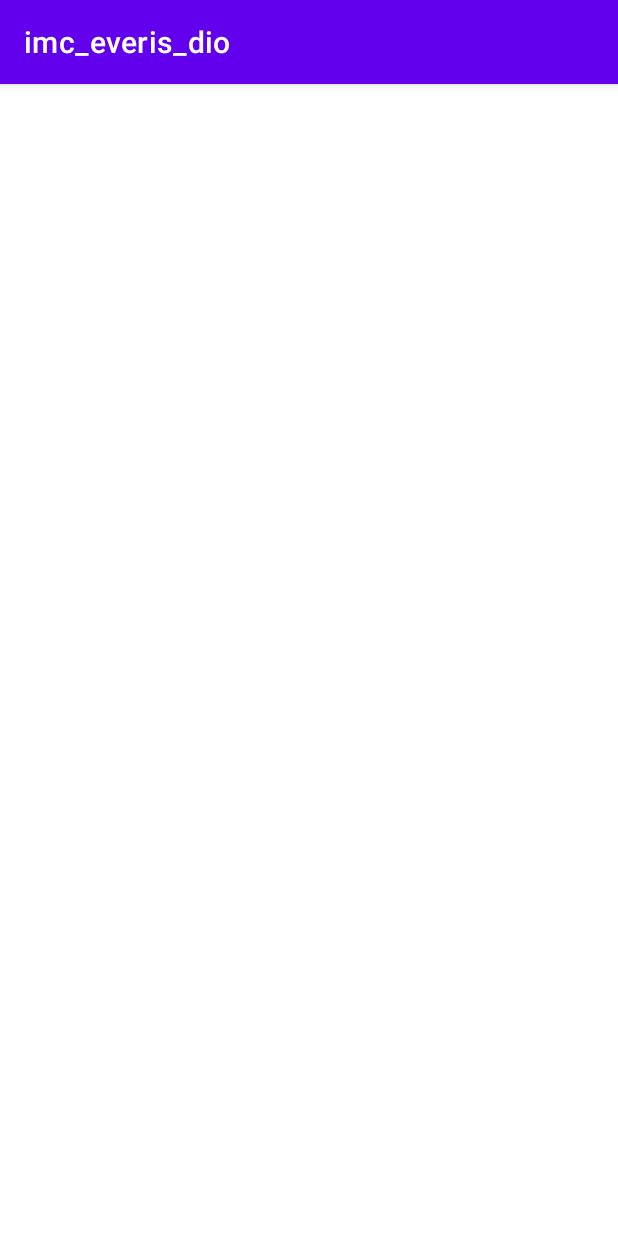
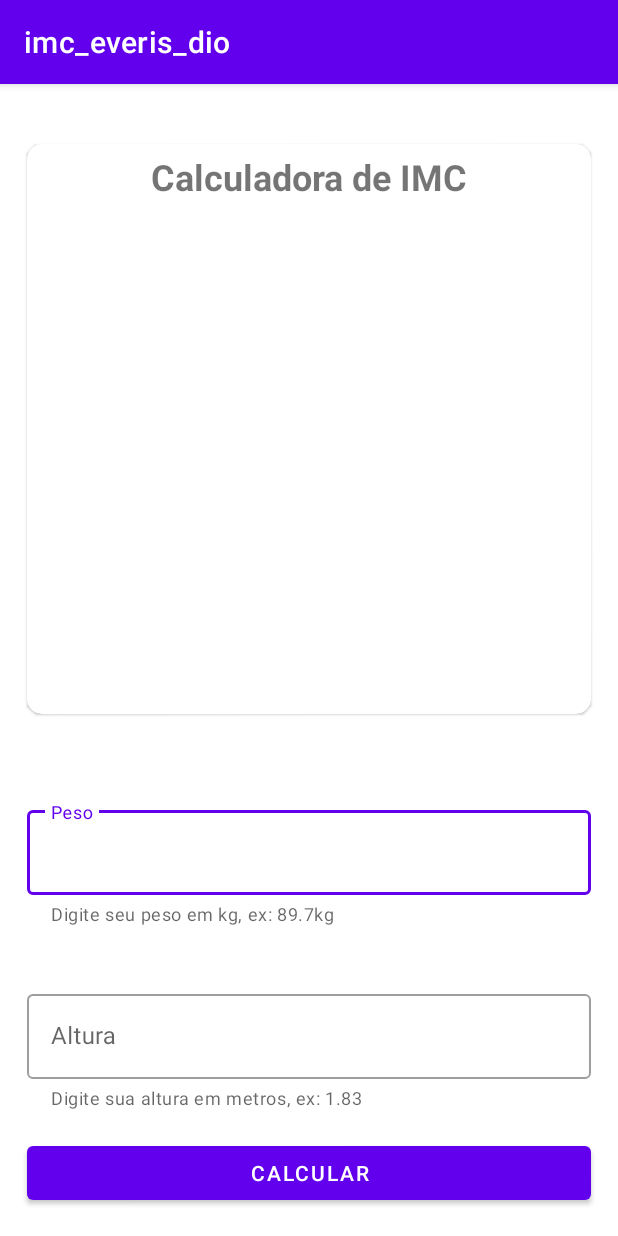
Before and after one commit to GuilhermeDellatin/imc_everis_dio, an Android app: the screen it shows after launch (ResultActivity before the commit, ImcCalculateActivity after it), after a tap on "SEU IMC", on a phone screen of 412 x 824 dp. Run offline under Robolectric (Android 15) with nearby library versions, the phone set to English and light mode, and no system bars.

Commit message:
Tela de calculo de imc e algumas funcionalidades

```diff
--- a/app/src/main/AndroidManifest.xml
+++ b/app/src/main/AndroidManifest.xml
@@ -9,7 +9,7 @@
         android:roundIcon="@mipmap/ic_launcher_round"
         android:supportsRtl="true"
         android:theme="@style/Theme.Imc_everis_dio">
-        <activity android:name=".ResultActivity"></activity>
+        <activity android:name=".ImcCalculateActivity"></activity>
         <activity android:name=".MainActivity">
             <intent-filter>
                 <action android:name="android.intent.action.MAIN" />
--- /dev/null
+++ b/app/src/main/java/com/gfdellatin/imc_everis_dio/ImcCalculateActivity.kt
@@ -0,0 +1,57 @@
+package com.gfdellatin.imc_everis_dio
+
+import androidx.appcompat.app.AppCompatActivity
+import android.os.Bundle
+import android.widget.Button
+import android.widget.Toast
+import androidx.core.view.isEmpty
+import androidx.core.widget.doAfterTextChanged
+import androidx.core.widget.doOnTextChanged
+import com.google.android.material.textfield.TextInputLayout
+
+class ImcCalculateActivity : AppCompatActivity() {
+    override fun onCreate(savedInstanceState: Bundle?) {
+        super.onCreate(savedInstanceState)
+        setContentView(R.layout.activity_imc_calculate)
+    }
+
+    private fun setListenersImc() {
+
+        val outlinedTextFieldWeight = findViewById<TextInputLayout>(R.id.outlinedTextFieldWeight)
+        outlinedTextFieldWeight.editText?.text.toString()
+
+        outlinedTextFieldWeight.editText?.doOnTextChanged { text, _, _, _ ->
+            if (outlinedTextFieldWeight.isEmpty())
+                Toast.makeText(this, "Digite seu Peso", Toast.LENGTH_SHORT).show()
+        }
+
+        val outlinedTextFieldHeight = findViewById<TextInputLayout>(R.id.outlinedTextFieldHeight)
+        outlinedTextFieldHeight.editText?.text.toString()
+
+        outlinedTextFieldHeight.editText?.doAfterTextChanged { text ->
+            if (outlinedTextFieldHeight.isEmpty())
+            Toast.makeText(this, "Digite sua Altura", Toast.LENGTH_SHORT).show()
+        }
+
+        val calculateImcButton = findViewById<Button>(R.id.btn_calculate_imc)
+        calculateImcButton.setOnClickListener {
+            val myImc = calculateImc(outlinedTextFieldWeight.toString(), outlinedTextFieldHeight.toString())
+            val imcResponse = "IMC: " + myImc + "\n" + checkImc(myImc)
+        }
+    }
+
+    private fun calculateImc(weight: String, height: String): Double  = weight.toDouble() / (height.toDouble() * height.toDouble())
+
+    private fun checkImc(checkMyImc: Double): String {
+        return when(checkMyImc) {
+            in 0.0..17.0 -> "Muito abaixo do peso."
+            in 17.1..18.49 -> "Abaixo do peso."
+            in 18.5..24.99 -> "Peso normal."
+            in 25.0..29.99 ->  "Acima do peso."
+            in 30.0..34.99 -> "Obesidade I."
+            in 35.0..39.99 -> "Obesidade II(Severa)."
+            else -> "Obesidade III(mórbida)."
+        }
+    }
+
+}
--- a/app/src/main/java/com/gfdellatin/imc_everis_dio/MainActivity.kt
+++ b/app/src/main/java/com/gfdellatin/imc_everis_dio/MainActivity.kt
@@ -18,13 +18,13 @@ class MainActivity : AppCompatActivity() {
         val imcButton = findViewById<MaterialButton>(R.id.button_imc)
         imcButton.setOnClickListener {
             //val intent = Intent(this, ResultActivity::class.java)
-            startActivity(Intent(this, ResultActivity::class.java))
+            startActivity(Intent(this, ImcCalculateActivity::class.java))
         }
         val tmbButton = findViewById<MaterialButton>(R.id.button_tmb)
         tmbButton.setOnClickListener {
             //val intent = Intent(this, ResultActivity::class)
             //startActivity(intent)
-            startActivity(Intent(this, ResultActivity::class.java))
+            startActivity(Intent(this, ImcCalculateActivity::class.java))
         }
     }
 }
--- a/app/src/main/java/com/gfdellatin/imc_everis_dio/ResultActivity.kt
+++ /dev/null
@@ -1,11 +0,0 @@
-package com.gfdellatin.imc_everis_dio
-
-import androidx.appcompat.app.AppCompatActivity
-import android.os.Bundle
-
-class ResultActivity : AppCompatActivity() {
-    override fun onCreate(savedInstanceState: Bundle?) {
-        super.onCreate(savedInstanceState)
-        setContentView(R.layout.activity_result)
-    }
-}
--- /dev/null
+++ b/app/src/main/res/layout/activity_imc_calculate.xml
@@ -0,0 +1,128 @@
+<?xml version="1.0" encoding="utf-8"?>
+<androidx.constraintlayout.widget.ConstraintLayout xmlns:android="http://schemas.android.com/apk/res/android"
+    xmlns:app="http://schemas.android.com/apk/res-auto"
+    xmlns:tools="http://schemas.android.com/tools"
+    android:layout_width="match_parent"
+    android:layout_height="match_parent"
+    tools:context=".ImcCalculateActivity">
+
+    <com.google.android.material.card.MaterialCardView
+        android:id="@+id/imc_card_result"
+        android:layout_width="match_parent"
+        android:layout_height="wrap_content"
+        android:layout_margin="18dp"
+        app:cardCornerRadius="10dp"
+        app:layout_constraintBottom_toTopOf="@id/outlinedTextFieldWeight"
+        app:layout_constraintEnd_toEndOf="parent"
+        app:layout_constraintStart_toStartOf="parent"
+        app:layout_constraintTop_toTopOf="parent">
+
+        <LinearLayout
+            android:layout_width="match_parent"
+            android:layout_height="380dp"
+            android:orientation="vertical">
+
+            <TextView
+                android:layout_width="match_parent"
+                android:layout_height="wrap_content"
+                android:layout_marginTop="5dp"
+                android:text="Calculadora de IMC"
+                android:textAlignment="center"
+                android:textSize="24sp"
+                android:textStyle="bold" />
+
+            <LinearLayout
+                android:layout_marginTop="20dp"
+                android:layout_width="match_parent"
+                android:layout_height="wrap_content"
+                android:orientation="vertical"
+                android:padding="16dp">
+
+                <TextView
+                    android:layout_width="match_parent"
+                    android:layout_height="wrap_content"
+                    android:layout_margin="18dp"
+                    android:textAlignment="center"
+                    android:textSize="24sp" />
+
+            </LinearLayout>
+
+            <androidx.constraintlayout.widget.ConstraintLayout
+                android:layout_width="match_parent"
+                android:layout_height="match_parent">
+
+                <ImageView
+                    android:id="@+id/imc_img_result1"
+                    android:layout_width="150dp"
+                    android:layout_height="150dp"
+                    android:layout_marginLeft="10dp"
+                    app:layout_constraintBottom_toBottomOf="parent"
+                    app:layout_constraintStart_toStartOf="parent"
+                    app:layout_constraintTop_toTopOf="parent"/>
+
+                <ImageView
+                    android:id="@+id/imc_img_result2"
+                    android:layout_width="150dp"
+                    android:layout_height="150dp"
+                    android:layout_marginRight="10dp"
+                    app:layout_constraintBottom_toBottomOf="parent"
+                    app:layout_constraintEnd_toEndOf="parent"
+                    app:layout_constraintTop_toTopOf="parent" />
+
+            </androidx.constraintlayout.widget.ConstraintLayout>
+
+        </LinearLayout>
+
+
+    </com.google.android.material.card.MaterialCardView>
+
+    <com.google.android.material.textfield.TextInputLayout
+        android:id="@+id/outlinedTextFieldWeight"
+        style="@style/Widget.MaterialComponents.TextInputLayout.OutlinedBox"
+        android:layout_width="match_parent"
+        android:layout_height="wrap_content"
+        android:layout_margin="18dp"
+        android:hint="Peso"
+        app:boxBackgroundMode="outline"
+        app:helperText="Digite seu peso em kg, ex: 89.7kg"
+        app:layout_constraintBottom_toTopOf="@id/outlinedTextFieldHeight"
+        app:layout_constraintEnd_toEndOf="parent"
+        app:layout_constraintStart_toStartOf="parent"
+        app:layout_constraintTop_toBottomOf="@+id/imc_card_result">
+
+        <com.google.android.material.textfield.TextInputEditText
+            android:layout_width="match_parent"
+            android:layout_height="wrap_content" />
+
+    </com.google.android.material.textfield.TextInputLayout>
+
+    <com.google.android.material.textfield.TextInputLayout
+        android:id="@+id/outlinedTextFieldHeight"
+        style="@style/Widget.MaterialComponents.TextInputLayout.OutlinedBox"
+        android:layout_width="match_parent"
+        android:layout_height="wrap_content"
+        android:layout_margin="18dp"
+        android:hint="Altura"
+        app:boxBackgroundMode="outline"
+        app:helperText="Digite sua altura em metros, ex: 1.83"
+        app:layout_constraintBottom_toTopOf="@id/btn_calculate_imc"
+        app:layout_constraintEnd_toEndOf="parent"
+        app:layout_constraintStart_toStartOf="parent">
+
+        <com.google.android.material.textfield.TextInputEditText
+            android:layout_width="match_parent"
+            android:layout_height="wrap_content" />
+
+    </com.google.android.material.textfield.TextInputLayout>
+
+    <Button
+        android:id="@+id/btn_calculate_imc"
+        android:layout_width="match_parent"
+        android:layout_height="wrap_content"
+        android:layout_margin="18dp"
+        android:text="Calcular"
+        app:layout_constraintBottom_toBottomOf="parent"
+        app:layout_constraintEnd_toEndOf="parent"
+        app:layout_constraintStart_toStartOf="parent" />
+
+</androidx.constraintlayout.widget.ConstraintLayout>
--- a/app/src/main/res/layout/activity_main.xml
+++ b/app/src/main/res/layout/activity_main.xml
@@ -1,6 +1,7 @@
 <?xml version="1.0" encoding="utf-8"?>
 
-<androidx.core.widget.NestedScrollView xmlns:android="http://schemas.android.com/apk/res/android"
+<androidx.core.widget.NestedScrollView
+    xmlns:android="http://schemas.android.com/apk/res/android"
     xmlns:app="http://schemas.android.com/apk/res-auto"
     xmlns:tools="http://schemas.android.com/tools"
     android:layout_width="match_parent"
@@ -13,11 +14,11 @@
 
 
         <com.google.android.material.card.MaterialCardView
-            android:id="@+id/card"
+            android:id="@+id/imc_card"
             android:layout_width="match_parent"
             android:layout_height="wrap_content"
             android:layout_margin="18dp"
-            app:layout_constraintBottom_toTopOf="@id/card2"
+            app:layout_constraintBottom_toTopOf="@id/tmb_card"
             app:layout_constraintEnd_toEndOf="parent"
             app:layout_constraintStart_toStartOf="parent"
             app:layout_constraintTop_toTopOf="parent"
@@ -97,14 +98,14 @@
         </com.google.android.material.card.MaterialCardView>
 
         <com.google.android.material.card.MaterialCardView
-            android:id="@+id/card2"
+            android:id="@+id/tmb_card"
             android:layout_width="match_parent"
             android:layout_height="wrap_content"
             android:layout_margin="18dp"
             app:layout_constraintBottom_toBottomOf="parent"
             app:layout_constraintEnd_toEndOf="parent"
             app:layout_constraintStart_toStartOf="parent"
-            app:layout_constraintTop_toBottomOf="@+id/card"
+            app:layout_constraintTop_toBottomOf="@+id/imc_card"
             app:cardCornerRadius="10dp">
 
             <LinearLayout
--- a/app/src/main/res/layout/activity_result.xml
+++ /dev/null
@@ -1,9 +0,0 @@
-<?xml version="1.0" encoding="utf-8"?>
-<androidx.constraintlayout.widget.ConstraintLayout xmlns:android="http://schemas.android.com/apk/res/android"
-    xmlns:app="http://schemas.android.com/apk/res-auto"
-    xmlns:tools="http://schemas.android.com/tools"
-    android:layout_width="match_parent"
-    android:layout_height="match_parent"
-    tools:context=".ResultActivity">
-
-</androidx.constraintlayout.widget.ConstraintLayout>
```
